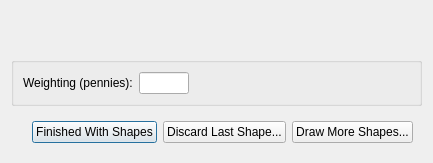
Above: oom_cobi_loreto/Interview/drawresgroup.ui from Ecotrust/openoceanmap-desktop before the change. Below: the same form after it.
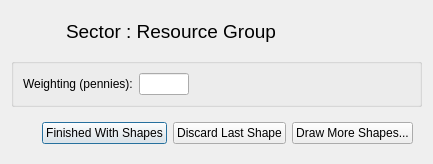
That is the form after the change.

Patch:
```diff
--- a/oom_cobi_loreto/Interview/drawresgroup.ui
+++ b/oom_cobi_loreto/Interview/drawresgroup.ui
@@ -37,7 +37,7 @@
          </font>
         </property>
         <property name="text" >
-         <string/>
+         <string>Sector : Resource Group</string>
         </property>
        </widget>
       </item>
@@ -132,7 +132,7 @@
       <item>
        <widget class="QPushButton" name="pbnShapeDiscard" >
         <property name="text" >
-         <string>Discard Last Shape...</string>
+         <string>Discard Last Shape</string>
         </property>
        </widget>
       </item>
```
